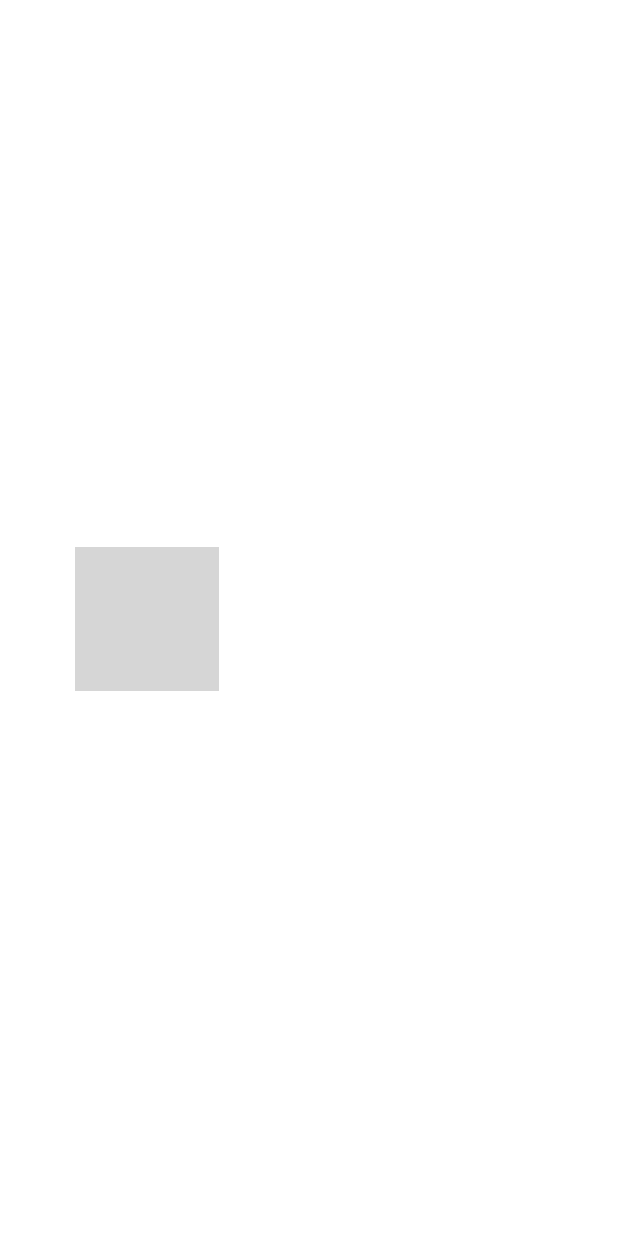
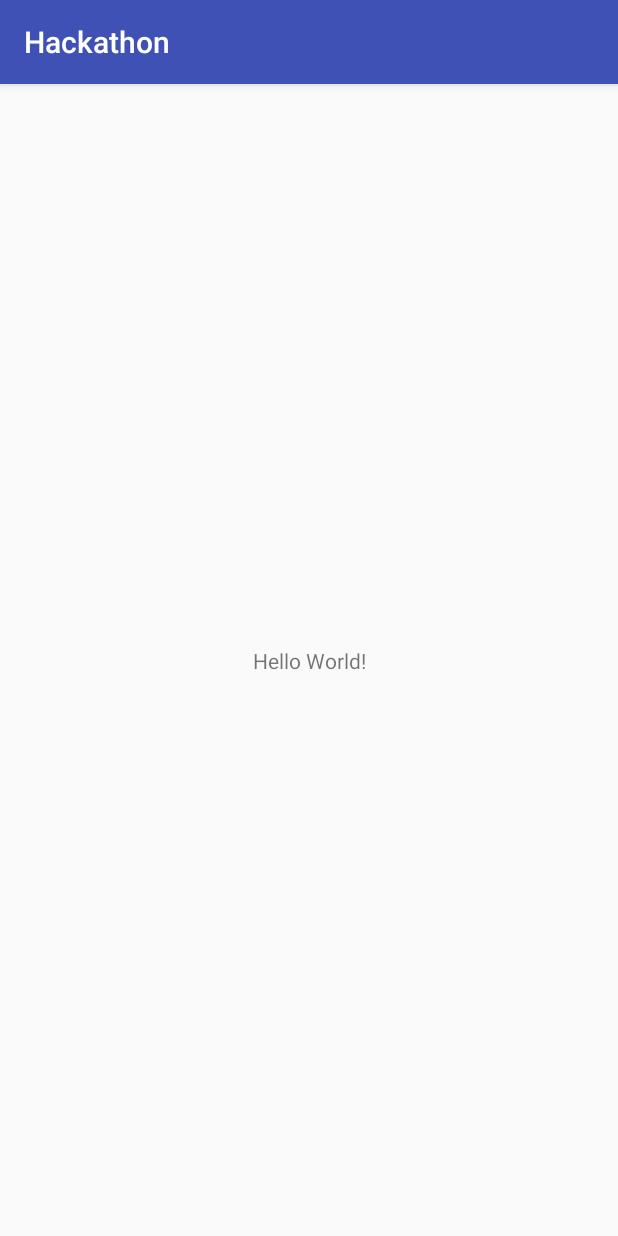
Before and after one commit to matteblack9/self_Sovereign_BlockChain, an Android app: the first screen one second after launch (SplashActivity before the commit, MainActivity after it), on a phone screen of 412 x 824 dp. Run offline under Robolectric (Android 15) with nearby library versions, the phone set to English and light mode, and no system bars; grey boxes are pictures that could not be loaded.

Commit message:
Revert "Merge pull request #9 from YoungHo-Jo/master"
This reverts commit 376dbf7becb7a41abd2b157dcccd575c1edf11b2, reversing
changes made to 3fd4a7ec49737801a5835ee8d5dba429b944b438.

```diff
--- a/hackathon_ad/app/build.gradle
+++ b/hackathon_ad/app/build.gradle
@@ -22,8 +22,6 @@ dependencies {
     implementation fileTree(dir: 'libs', include: ['*.jar'])
     implementation 'com.android.support:appcompat-v7:26.1.0'
     implementation 'com.android.support.constraint:constraint-layout:1.1.2'
-    implementation 'com.multidots:fingerprint-auth:1.0.1'
-    implementation 'com.github.kenglxn.QRGen:android:2.5.0'
     testImplementation 'junit:junit:4.12'
     androidTestImplementation 'com.android.support.test:runner:1.0.2'
     androidTestImplementation 'com.android.support.test.espresso:espresso-core:3.0.2'
--- a/hackathon_ad/app/src/main/java/android/blockchain/hackathon/MainActivity.java
+++ b/hackathon_ad/app/src/main/java/android/blockchain/hackathon/MainActivity.java
@@ -1,13 +1,13 @@
 package android.blockchain.hackathon;
 
+import android.support.v7.app.AppCompatActivity;
 import android.os.Bundle;
 
-public class MainActivity extends MainBaseActivity {
+public class MainActivity extends AppCompatActivity {
 
     @Override
     protected void onCreate(Bundle savedInstanceState) {
         super.onCreate(savedInstanceState);
         setContentView(R.layout.activity_main);
-
     }
 }
--- a/hackathon_ad/app/src/main/java/android/blockchain/hackathon/MainBaseActivity.java
+++ /dev/null
@@ -1,25 +0,0 @@
-package android.blockchain.hackathon;
-
-import android.content.Intent;
-import android.os.Bundle;
-import android.support.v7.app.AppCompatActivity;
-
-public class MainBaseActivity extends AppCompatActivity {
-
-    @Override
-    protected void onCreate(Bundle savedInstanceState) {
-        super.onCreate(savedInstanceState);
-        setContentView(R.layout.activity_main_base);
-    }
-
-    @Override
-    public void startActivity(Intent intent) {
-        super.startActivity(intent);
-        overridePendingTransition(android.R.anim.fade_in, android.R.anim.fade_out);
-    }
-
-    @Override
-    public void finish() {
-        super.finish();
-    }
-}
--- a/hackathon_ad/app/src/main/java/android/blockchain/hackathon/SplashActivity.java
+++ /dev/null
@@ -1,23 +0,0 @@
-package android.blockchain.hackathon;
-
-import android.content.Intent;
-import android.os.Bundle;
-import android.os.Handler;
-
-public class SplashActivity extends MainBaseActivity {
-    @Override
-    protected void onCreate(Bundle savedInstanceState) {
-        super.onCreate(savedInstanceState);
-        setContentView(R.layout.activity_splash);
-
-        Handler handler = new Handler();
-
-        handler.postDelayed(new Runnable() {
-            @Override
-            public void run() {
-                startActivity(new Intent(SplashActivity.this, FingerPrintAuthActivity.class));
-                finish();
-            }
-        }, 1000);
-    }
-}
--- a/hackathon_ad/app/src/main/res/layout/activity_splash.xml
+++ /dev/null
@@ -1,32 +0,0 @@
-<?xml version="1.0" encoding="utf-8"?>
-<android.support.constraint.ConstraintLayout xmlns:android="http://schemas.android.com/apk/res/android"
-    xmlns:app="http://schemas.android.com/apk/res-auto"
-    xmlns:tools="http://schemas.android.com/tools"
-    android:layout_width="match_parent"
-    android:layout_height="match_parent"
-    android:background="@color/custom_colorBackground"
-    android:padding="50dp"
-    tools:context="android.blockchain.hackathon.SplashActivity">
-
-    <ImageView
-        android:layout_width="wrap_content"
-        android:layout_height="wrap_content"
-        android:src="@drawable/img_post_logo"
-        app:layout_constraintBottom_toTopOf="@id/guideline2"
-        app:layout_constraintTop_toBottomOf="@id/guideline1" />
-
-    <android.support.constraint.Guideline
-        android:id="@+id/guideline1"
-        android:layout_width="wrap_content"
-        android:layout_height="wrap_content"
-        android:orientation="horizontal"
-        app:layout_constraintGuide_percent="0.25" />
-
-    <android.support.constraint.Guideline
-        android:id="@+id/guideline2"
-        android:layout_width="wrap_content"
-        android:layout_height="wrap_content"
-        android:orientation="horizontal"
-        app:layout_constraintGuide_percent="0.75" />
-
-</android.support.constraint.ConstraintLayout>
--- a/hackathon_ad/app/src/main/res/values/colors.xml
+++ b/hackathon_ad/app/src/main/res/values/colors.xml
@@ -1,10 +1,6 @@
 <?xml version="1.0" encoding="utf-8"?>
 <resources>
     <color name="colorPrimary">#3F51B5</color>
-    <color name="colorPrimaryDark">#ff0d01</color>
+    <color name="colorPrimaryDark">#303F9F</color>
     <color name="colorAccent">#FF4081</color>
-    <color name="colorBackground">#ffffff</color>
-    <color name="custom_colorBackground">#ffffff</color>
-    <color name="custom_successFingerAuth">#4974ff</color>
-
 </resources>
--- a/hackathon_ad/app/src/main/res/values/strings.xml
+++ b/hackathon_ad/app/src/main/res/values/strings.xml
@@ -1,6 +1,3 @@
 <resources>
     <string name="app_name">Hackathon</string>
-    <string name="fingerprint_need_message">지문 인증이 필요합니다</string>
-    <string name="fingerprint_explain_message1">지문 로그인을 위해</string>
-    <string name="fingerprint_explain_message2">지문 센서에 손가락을 올려주세요</string>
 </resources>
--- a/hackathon_ad/app/src/main/res/values/styles.xml
+++ b/hackathon_ad/app/src/main/res/values/styles.xml
@@ -1,12 +1,11 @@
 <resources>
 
     <!-- Base application theme. -->
-    <style name="AppTheme" parent="Theme.AppCompat.Light.NoActionBar">
+    <style name="AppTheme" parent="Theme.AppCompat.Light.DarkActionBar">
         <!-- Customize your theme here. -->
         <item name="colorPrimary">@color/colorPrimary</item>
         <item name="colorPrimaryDark">@color/colorPrimaryDark</item>
         <item name="colorAccent">@color/colorAccent</item>
-        <item name="android:colorBackground">@color/colorBackground</item>
     </style>
 
 </resources>
--- a/hackathon_ad/build.gradle
+++ b/hackathon_ad/build.gradle
@@ -19,7 +19,6 @@ allprojects {
     repositories {
         google()
         jcenter()
-        maven { url "https://jitpack.io" }
     }
 }
 
```
Also changed, not shown: hackathon_ad/app/src/main/AndroidManifest.xml (+1 -7 lines), hackathon_ad/app/src/main/java/android/blockchain/hackathon/FingerPrintAuthActivity.java (deleted, +0 -152 lines), hackathon_ad/app/src/main/java/android/blockchain/hackathon/QRCodeActivity.java (deleted, +0 -26 lines), hackathon_ad/app/src/main/res/anim/viberate_horizontal.xml (deleted, +0 -27 lines), hackathon_ad/app/src/main/res/drawable/fingerprint.xml (deleted, +0 -39 lines), hackathon_ad/app/src/main/res/layout/activity_finger_print_auth.xml (deleted, +0 -74 lines), hackathon_ad/app/src/main/res/layout/activity_main_base.xml (deleted, +0 -8 lines), hackathon_ad/app/src/main/res/layout/activity_qrcode.xml (deleted, +0 -46 lines).
